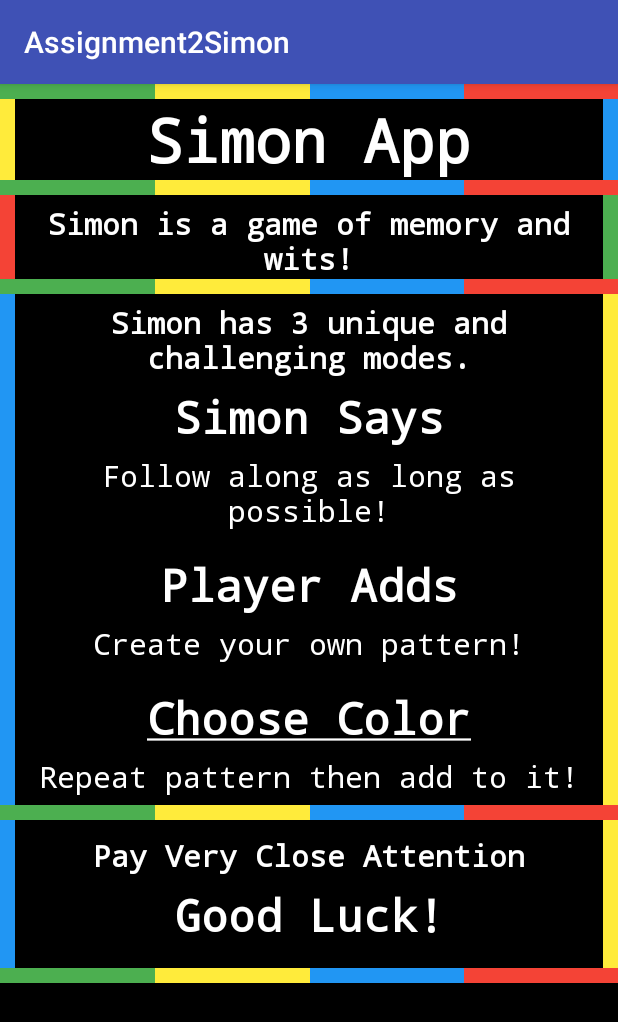
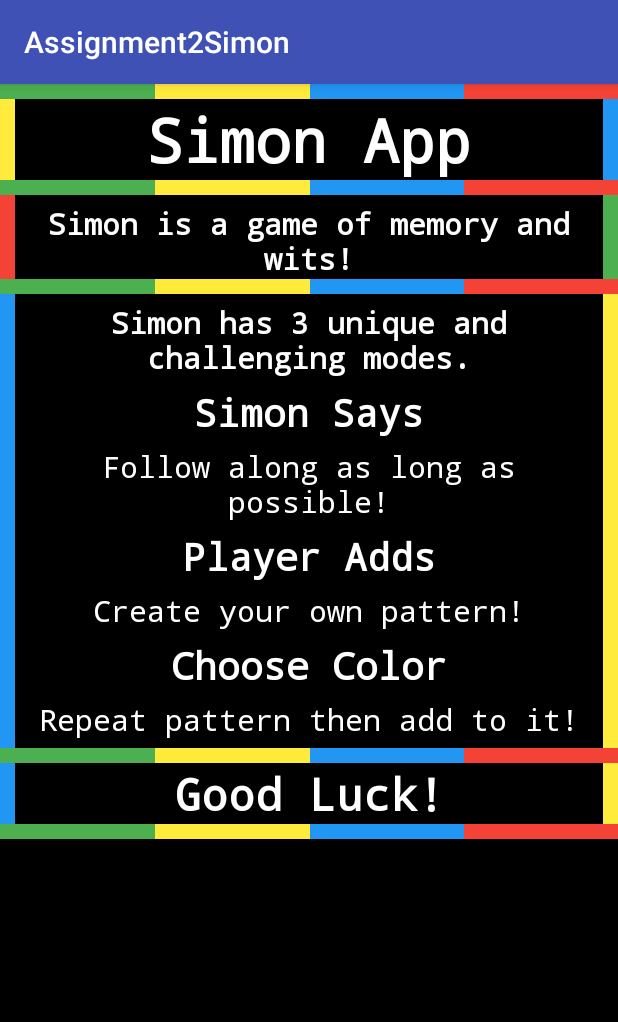
Before and after one commit to tbcrozier/Assignment2Simon, an Android app: the AboutActvity screen opened directly, with no data from a screen before it, on a phone screen of 412 x 824 dp. Shown: the top 1022 px of the screen. Run offline under Robolectric (Android 15) with nearby library versions, the phone set to English and light mode, and no system bars.

Commit message:
Added instructions in about_activity + attempted rotation fix .. still not working. Trouble with saving the state of the array.

```diff
--- a/app/src/main/res/layout/activity_about.xml
+++ b/app/src/main/res/layout/activity_about.xml
@@ -263,7 +263,7 @@
             android:layout_height="wrap_content"
             android:id="@+id/about_game_name_1_tv"
             android:textColor="@android:color/white"
-            android:textSize="30sp"
+            android:textSize="25sp"
             android:layout_gravity="center_vertical|center_horizontal|center"
             android:fontFamily="monospace"
             android:typeface="monospace"
@@ -338,13 +338,13 @@
             android:layout_height="wrap_content"
             android:id="@+id/about_game_name_2_tv"
             android:textColor="@android:color/white"
-            android:textSize="30sp"
+            android:textSize="25sp"
             android:layout_gravity="center_vertical|center_horizontal|center"
             android:fontFamily="monospace"
             android:typeface="monospace"
             android:textStyle="normal|bold"
             android:gravity="center_horizontal"
-            android:paddingTop="15dp"
+            android:paddingTop="5dp"
             android:layout_weight="1"/>
 
         <LinearLayout
@@ -408,17 +408,17 @@
         </LinearLayout>
 
         <TextView
-            android:text="@string/cyc_label"
+            android:text="@string/choose_color"
             android:layout_width="0dp"
             android:layout_height="wrap_content"
             android:id="@+id/about_game_name_3_tv"
             android:textColor="@android:color/white"
-            android:textSize="30sp"
+            android:textSize="25sp"
             android:layout_gravity="center_vertical|center_horizontal|center"
             android:fontFamily="monospace"
             android:typeface="monospace"
             android:gravity="center_horizontal"
-            android:paddingTop="15dp"
+            android:paddingTop="5dp"
             android:layout_weight="1"
             android:textStyle="normal|bold" />
 
@@ -523,22 +523,6 @@
         </LinearLayout>
 
 
-
-        <TextView
-            android:text="@string/attention"
-            android:layout_width="0dp"
-            android:layout_height="wrap_content"
-            android:id="@+id/about_game_attention_tv"
-            android:textColor="@android:color/white"
-            android:textSize="20sp"
-            android:layout_gravity="center_vertical|center_horizontal|center"
-            android:fontFamily="monospace"
-            android:typeface="monospace"
-            android:textStyle="normal|bold"
-            android:gravity="center_horizontal"
-            android:paddingTop="10dp"
-            android:layout_weight="1" />
-
         <LinearLayout
             android:orientation="vertical"
             android:layout_width="10dp"
@@ -575,9 +559,7 @@
             android:typeface="monospace"
             android:textStyle="normal|bold"
             android:gravity="center_horizontal"
-            android:paddingTop="5dp"
-            android:layout_weight="1"
-            android:paddingBottom="15dp" />
+            android:layout_weight="1" />
 
         <LinearLayout
             android:orientation="vertical"
--- a/app/src/main/res/layout/activity_game.xml
+++ b/app/src/main/res/layout/activity_game.xml
@@ -85,8 +85,9 @@
         android:id="@+id/click_to_tv"
         android:textColor="@android:color/white"
         android:textSize="20sp"
-        android:layout_alignTop="@+id/start_game_tv"
-        android:layout_toEndOf="@+id/score_tv" />
+        android:layout_alignBaseline="@+id/start_game_tv"
+        android:layout_alignBottom="@+id/start_game_tv"
+        android:layout_alignStart="@+id/green_button" />
 
     <TextView
         android:text="@string/start_game"
@@ -95,8 +96,8 @@
         android:id="@+id/start_game_tv"
         android:textColor="@android:color/white"
         android:textSize="20sp"
-        android:layout_marginTop="26dp"
+        android:layout_marginTop="24dp"
         android:layout_alignParentTop="true"
-        android:layout_toEndOf="@+id/startGameButton" />
+        android:layout_alignEnd="@+id/red_button" />
 
 </RelativeLayout>
--- a/app/src/main/res/values/strings.xml
+++ b/app/src/main/res/values/strings.xml
@@ -7,7 +7,7 @@
 <string name="mode_question">Choose Game Mode</string>
 <string name="simon_says">Simon Says</string>
 <string name="player_adds">Player Adds</string>
-<string name="choose_color">Copy and Add</string>
+<string name="choose_color">Choose Color</string>
 <string name="blue_color">Blue</string>
 <string name="red_color">Red</string>
 <string name="green_color">Green</string>
```
